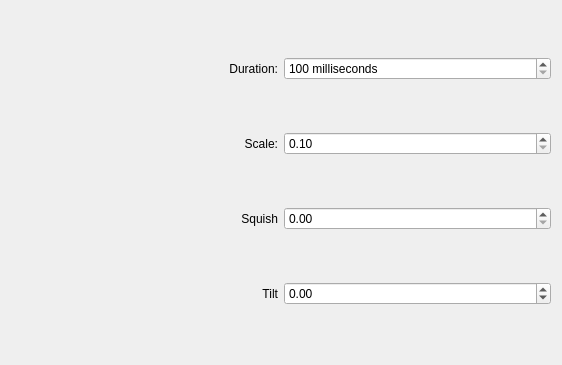
Schneegans/Burn-My-Windows, file kwin/glide/config.ui: the form before one commit.
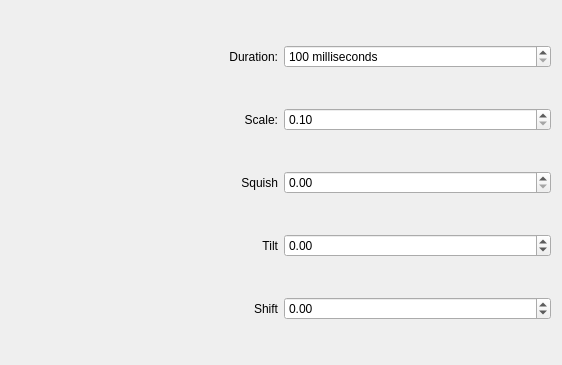
The form after the commit.

Commit message: :tada: Add shift parameter to glide effect [generate-references]

The edit to the form file:
```diff
--- a/kwin/glide/config.ui
+++ b/kwin/glide/config.ui
@@ -86,6 +86,16 @@
                     </property>
                 </widget>
             </item>
+            <item row="4" column="0">
+                <widget class="QLabel" name="label_4">
+                    <property name="text">
+                        <string>Shift</string>
+                    </property>
+                    <property name="alignment">
+                        <set>Qt::AlignRight|Qt::AlignTrailing|Qt::AlignVCenter</set>
+                    </property>
+                </widget>
+            </item>
             <item row="2" column="1">
                 <widget class="QDoubleSpinBox" name="kcfg_Squish">
                     <property name="maximum">
@@ -109,6 +119,19 @@
                     </property>
                 </widget>
             </item>
+            <item row="4" column="1">
+                <widget class="QDoubleSpinBox" name="kcfg_Shift">
+                    <property name="minimum">
+                        <double>-1.000000000000000</double>
+                    </property>
+                    <property name="maximum">
+                        <double>1.000000000000000</double>
+                    </property>
+                    <property name="singleStep">
+                        <double>0.1</double>
+                    </property>
+                </widget>
+            </item>
         </layout>
     </widget>
     <resources />
```
The commit also changes 8 other files.
